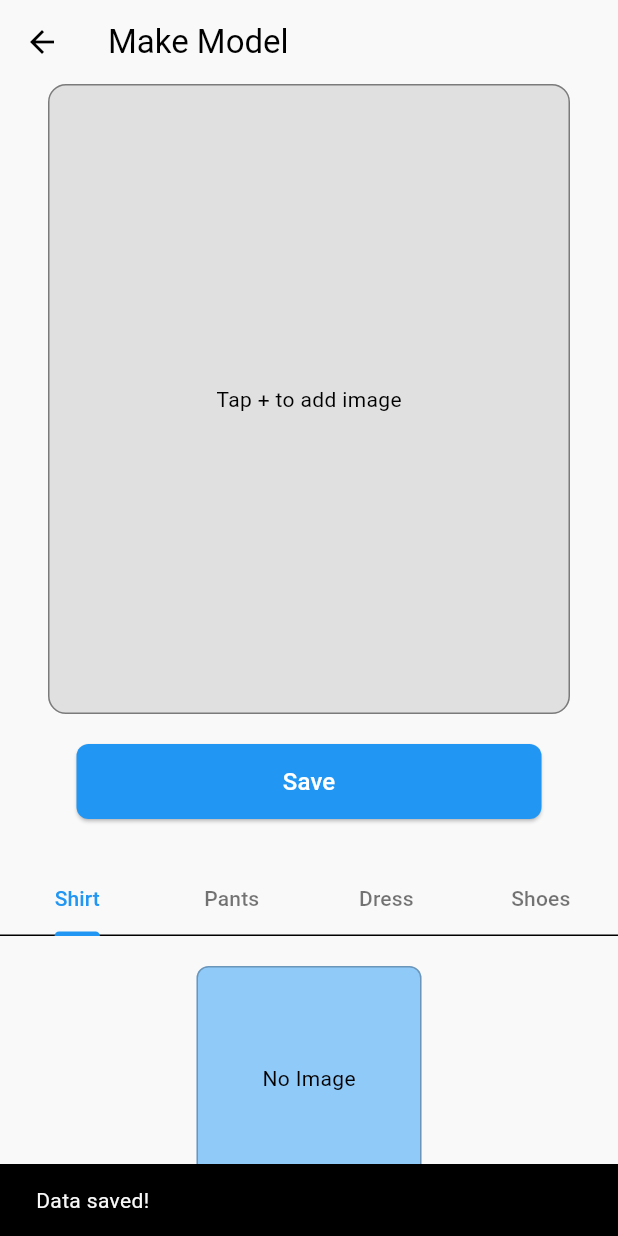
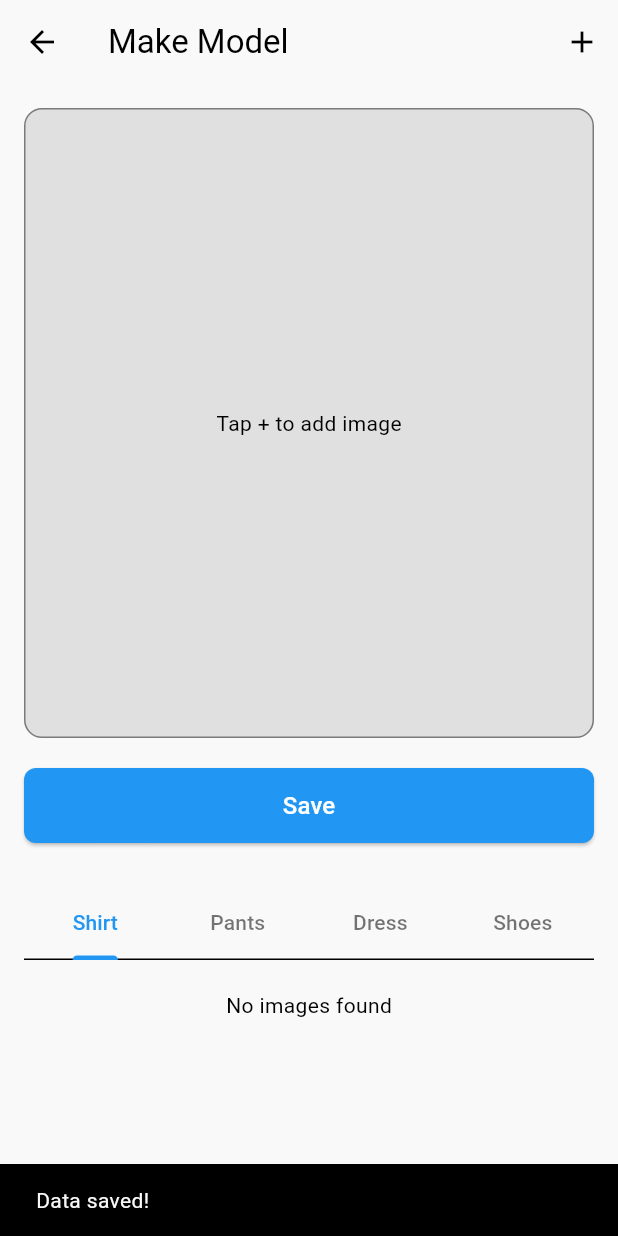
Before and after one commit to Modisch-PENS/modisch-mobile, a Flutter app: the MakeModelPage screen opened directly, after a tap on "Save", on a phone screen of 412 x 824 dp. Run offline on Flutter 3.47's test engine with Material 3 defaults, Android fonts, the light colour scheme and no system bars; our stand-ins replace font_awesome_flutter, image_cropper, image_picker, shared_preferences; accounts and stored records are empty.

Commit message:
sinkron dengan make model

```diff
--- a/lib/pages/make_model_page.dart
+++ b/lib/pages/make_model_page.dart
@@ -1,3 +1,4 @@
+import 'dart:convert';
 import 'dart:io';
 import 'package:flutter/material.dart';
 import 'package:image_picker/image_picker.dart';
@@ -12,11 +13,8 @@ class MakeModelPage extends StatefulWidget {
 
 class _MakeModelPageState extends State<MakeModelPage> {
   File? _selectedImage;
-  double _smallBoxWidth = 150; // Membesarkan ukuran box
-  double _smallBoxHeight = 150; // Membesarkan ukuran box
+  final List<String> _categories = ['Shirt', 'Pants', 'Dress', 'Shoes'];
   int _currentTabIndex = 0;
-
-  // Data kategori dan gambar yang disimpan
   Map<String, List<String>> _categoryImages = {
     'Shirt': [],
     'Pants': [],
@@ -30,20 +28,28 @@ class _MakeModelPageState extends State<MakeModelPage> {
     _loadCategoryImages();
   }
 
-  // Memuat gambar dari SharedPreferences
   Future<void> _loadCategoryImages() async {
     final prefs = await SharedPreferences.getInstance();
-    final categories = ['Shirt', 'Pants', 'Dress', 'Shoes'];
 
-    for (String category in categories) {
-      final images = prefs.getStringList('images_$category') ?? [];
+    for (String category in _categories) {
+      final jsonList = prefs.getStringList('items_$category') ?? [];
+
+      final paths = jsonList.map((e) {
+        try {
+          final decoded = jsonDecode(e);
+          if (decoded is Map && decoded.containsKey('path')) {
+            return decoded['path'] as String;
+          }
+        } catch (_) {}
+        return null;
+      }).whereType<String>().toList();
+
       setState(() {
-        _categoryImages[category] = images;
+        _categoryImages[category] = paths;
       });
     }
   }
 
-  // Memilih gambar dan menyimpannya ke SharedPreferences
   Future<void> _pickImage() async {
     final picker = ImagePicker();
     final picked = await picker.pickImage(source: ImageSource.gallery);
@@ -53,23 +59,22 @@ class _MakeModelPageState extends State<MakeModelPage> {
         _selectedImage = File(picked.path);
       });
 
-      // Menyimpan gambar ke SharedPreferences untuk kategori yang dipilih
       final prefs = await SharedPreferences.getInstance();
-      final category = _currentTabIndex == 0
-          ? 'Shirt'
-          : _currentTabIndex == 1
-              ? 'Pants'
-              : _currentTabIndex == 2
-                  ? 'Dress'
-                  : 'Shoes';
+      final category = _categories[_currentTabIndex];
 
-      List<String> categoryImages = prefs.getStringList('images_$category') ?? [];
-      categoryImages.add(picked.path);
-      await prefs.setStringList('images_$category', categoryImages);
+      final newItem = jsonEncode({
+        'path': picked.path,
+        'timestamp': DateTime.now().millisecondsSinceEpoch,
+      });
+
+      List<String> items = prefs.getStringList('items_$category') ?? [];
+      items.add(newItem);
+      await prefs.setStringList('items_$category', items);
+
+      await _loadCategoryImages();
     }
   }
 
-  // Tombol untuk menyimpan data (opsional)
   void _saveData() {
     ScaffoldMessenger.of(context).showSnackBar(
       const SnackBar(content: Text('Data saved!')),
@@ -78,17 +83,28 @@ class _MakeModelPageState extends State<MakeModelPage> {
 
   @override
   Widget build(BuildContext context) {
+    final selectedCategory = _categories[_currentTabIndex];
+    final images = _categoryImages[selectedCategory]!;
+
     return Scaffold(
       appBar: AppBar(
         title: const Text('Make Model'),
+        actions: [
+          IconButton(
+            icon: const Icon(Icons.add),
+            onPressed: _pickImage,
           ),
-      body: SingleChildScrollView( // Menambahkan SingleChildScrollView untuk mengatasi overflow
+        ],
+      ),
+      body: SafeArea(
+        child: SingleChildScrollView(
+          padding: const EdgeInsets.all(16),
           child: Column(
             children: [
-            // Frame utama untuk menampilkan gambar yang dipilih
+              // Gambar utama yang baru dipilih
               Container(
-              width: 348,
-              height: 420, // Ukuran tetap
+                width: double.infinity,
+                height: 420,
                 decoration: BoxDecoration(
                   color: Colors.grey[300],
                   border: Border.all(color: Colors.black45),
@@ -102,7 +118,7 @@ class _MakeModelPageState extends State<MakeModelPage> {
 
               // Tombol Save
               SizedBox(
-              width: 310,
+                width: double.infinity,
                 height: 50,
                 child: ElevatedButton(
                   onPressed: _saveData,
@@ -118,12 +134,11 @@ class _MakeModelPageState extends State<MakeModelPage> {
                   ),
                 ),
               ),
-
               const SizedBox(height: 30),
 
-            // Tab bar untuk kategori
+              // Tab kategori
               DefaultTabController(
-              length: 4,
+                length: _categories.length,
                 initialIndex: _currentTabIndex,
                 child: Column(
                   children: [
@@ -132,60 +147,49 @@ class _MakeModelPageState extends State<MakeModelPage> {
                       labelColor: Colors.blue,
                       unselectedLabelColor: Colors.black54,
                       onTap: (index) {
-                      setState(() {
-                        _currentTabIndex = index;
-                      });
+                        setState(() => _currentTabIndex = index);
                       },
-                    tabs: const [
-                      Tab(text: 'Shirt'),
-                      Tab(text: 'Pants'),
-                      Tab(text: 'Dress'),
-                      Tab(text: 'Shoes'),
-                    ],
+                      tabs: _categories.map((c) => Tab(text: c)).toList(),
                     ),
                     const SizedBox(height: 20),
                   ],
                 ),
               ),
 
-            // Box kecil yang menampilkan gambar pertama dari kategori yang dipilih
-            Padding(
-              padding: const EdgeInsets.symmetric(horizontal: 16.0),
-              child: Container(
-                width: _smallBoxWidth,
-                height: _smallBoxHeight,
+              // Semua gambar dalam kategori
+              if (images.isNotEmpty)
+                SizedBox(
+                  height: 160,
+                  child: GridView.builder(
+                    shrinkWrap: true,
+                    scrollDirection: Axis.horizontal,
+                    gridDelegate: const SliverGridDelegateWithFixedCrossAxisCount(
+                      crossAxisCount: 1,
+                      childAspectRatio: 1,
+                      mainAxisSpacing: 10,
+                    ),
+                    itemCount: images.length,
+                    itemBuilder: (context, index) {
+                      final imagePath = images[index];
+                      return Container(
+                        width: 150,
+                        height: 150,
                         decoration: BoxDecoration(
-                  color: Colors.blue[200],
+                          color: Colors.grey[200],
                           borderRadius: BorderRadius.circular(8),
                           border: Border.all(color: Colors.black26),
                         ),
-                child: _categoryImages[_currentTabIndex == 0
-                        ? 'Shirt'
-                        : _currentTabIndex == 1
-                            ? 'Pants'
-                            : _currentTabIndex == 2
-                                ? 'Dress'
-                                : 'Shoes']!
-                        .isNotEmpty // Ambil gambar pertama dari kategori yang dipilih
-                    ? Image.file(
-                        File(_categoryImages[_currentTabIndex == 0
-                            ? 'Shirt'
-                            : _currentTabIndex == 1
-                                ? 'Pants'
-                                : _currentTabIndex == 2
-                                    ? 'Dress'
-                                    : 'Shoes']![0]),
-                        fit: BoxFit.cover,
+                        child: File(imagePath).existsSync()
+                            ? Image.file(File(imagePath), fit: BoxFit.cover)
+                            : const Center(child: Icon(Icons.broken_image)),
+                      );
+                    },
+                  ),
                 )
-                    : const Center(child: Text('No Image')), // Jika tidak ada gambar, tampilkan pesan
+              else
+                const Text('No images found'),
+            ],
           ),
-            ),
-
-            const SizedBox(height: 20),
-
-            // Tombol untuk memilih gambar
-
-          ],
         ),
       ),
     );
```
Lines whose indentation alone changed are shown as unchanged.
